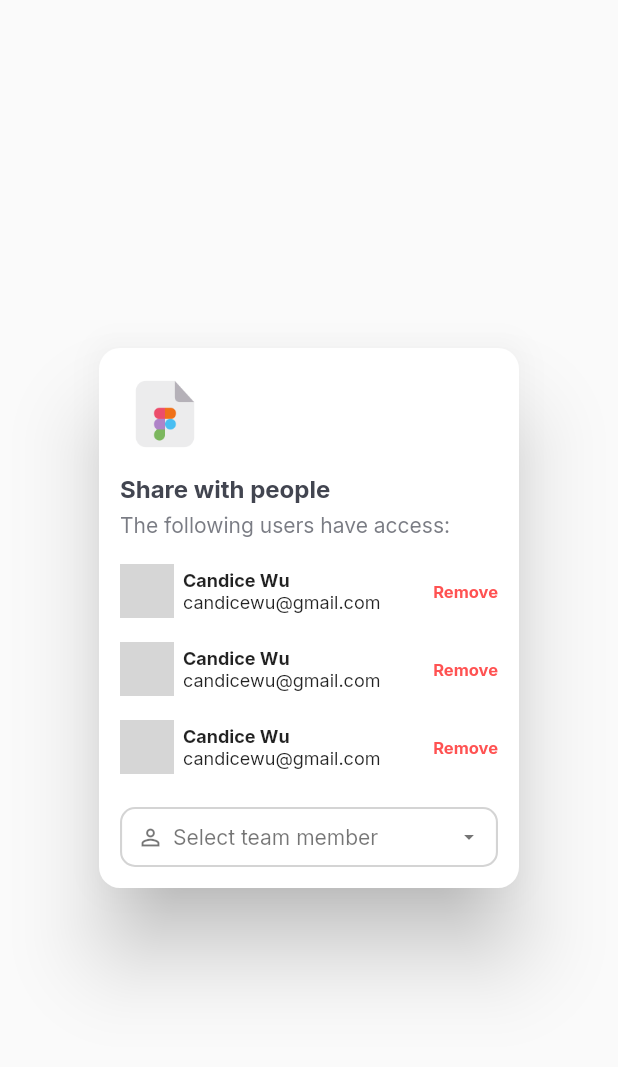
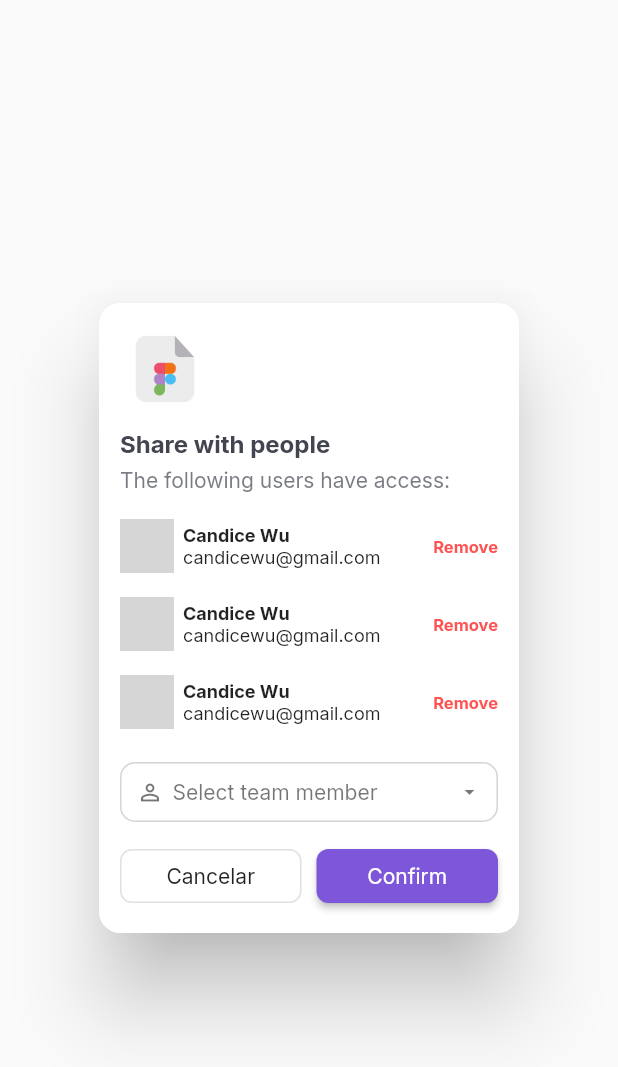
Before and after one commit to ehbarrionuevo/flutter_codigo2_components_2, a Flutter app: the FormModalWidget widget shown alone on an empty page, opened directly, on a phone screen of 412 x 824 dp. Shown: the top 1067 px of the screen. Run offline on Flutter 3.47's test engine with Material 2 defaults, Android fonts, the phone set to English and light mode, and no system bars; our stand-ins replace google_fonts; network calls fail; grey boxes are pictures that could not be loaded.

Commit message:
Modal 3.9

```diff
--- a/lib/widgets/form_modal_widget.dart
+++ b/lib/widgets/form_modal_widget.dart
@@ -211,8 +211,9 @@ class _FormModalWidgetState extends State<FormModalWidget> {
                   borderRadius: BorderRadius.circular(10.0),
                   border: Border.all(
                     color: Colors.black.withOpacity(0.17),
-                    width: 1.4,
-                  )),
+                    width: 1.0,
+                  ),
+              ),
               child: DropdownButtonHideUnderline(
                 child: DropdownButton(
                   value: valueDrop,
@@ -264,6 +265,50 @@ class _FormModalWidgetState extends State<FormModalWidget> {
                 ),
               ),
             ),
+            const SizedBox(
+              height: 12.0,
+            ),
+            Row(
+              children: [
+                Expanded(
+                  child: OutlinedButton(
+                    onPressed: () {},
+                    style: OutlinedButton.styleFrom(
+                      shape: RoundedRectangleBorder(
+                        borderRadius: BorderRadius.circular(8.0),
+                      ),
+                    ),
+                    child: Text(
+                      "Cancelar",
+                      style: TextStyle(
+                        color: Colors.black87,
+                        fontWeight: FontWeight.normal,
+                      ),
+                    ),
+                  ),
+                ),
+                const SizedBox(
+                  width: 10.0,
+                ),
+                Expanded(
+                  child: ElevatedButton(
+                    onPressed: () {},
+                    style: ElevatedButton.styleFrom(
+                      backgroundColor: Color(0xff7E56DA),
+                      shape: RoundedRectangleBorder(
+                          borderRadius: BorderRadius.circular(8.0)),
+                    ),
+                    child: Text(
+                      "Confirm",
+                      style: TextStyle(
+                        fontWeight: FontWeight.normal,
+                      ),
+                    ),
+                  ),
+                ),
+              ],
+            ),
+
           ],
         ),
       ),
```
